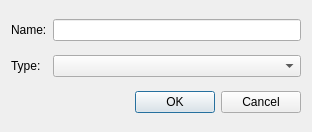
The window that qgis/src/ui/qgsaddattrdialogbase.ui (sourcepole/qgis) describes before a commit, drawn with Qt 5.
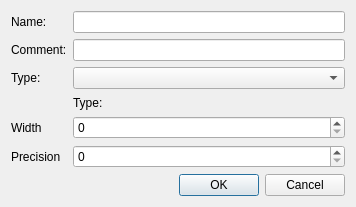
The same window after the commit.

Commit message: - allow setting of field width and precision when adding attributes - update vector data providers accordingly - postgres provider:   - add support for more native types and setting of column comments   - catch errors on retrieval of defaults values (fixes #1713)

What changed in the file:
```diff
--- a/qgis/src/ui/qgsaddattrdialogbase.ui
+++ b/qgis/src/ui/qgsaddattrdialogbase.ui
@@ -1,12 +1,12 @@
 <ui version="4.0" >
  <class>QgsAddAttrDialogBase</class>
- <widget class="QDialog" name="QgsAddAttrDialogBase" >
-  <property name="geometry" >
+ <widget class="QDialog" name="QgsAddAttrDialogBase">
+  <property name="geometry">
    <rect>
     <x>0</x>
     <y>0</y>
-    <width>312</width>
-    <height>132</height>
+    <width>356</width>
+    <height>207</height>
    </rect>
   </property>
   <property name="windowTitle" >
@@ -15,10 +15,10 @@
   <property name="modal" >
    <bool>true</bool>
   </property>
-  <layout class="QGridLayout" >
-   <item row="0" column="0" >
-    <widget class="QLabel" name="textLabel1" >
-     <property name="text" >
+  <layout class="QGridLayout" name="gridLayout">
+   <item row="0" column="0">
+    <widget class="QLabel" name="textLabel1">
+     <property name="text">
       <string>Name:</string>
      </property>
      <property name="buddy" >
@@ -26,12 +26,25 @@
      </property>
     </widget>
    </item>
-   <item row="0" column="1" >
-    <widget class="QLineEdit" name="mNameEdit" />
+   <item row="0" column="1">
+    <widget class="QLineEdit" name="mNameEdit"/>
    </item>
-   <item row="1" column="0" >
-    <widget class="QLabel" name="textLabel2" >
-     <property name="text" >
+   <item row="1" column="0">
+    <widget class="QLabel" name="textLabel1_2">
+     <property name="text">
+      <string>Comment:</string>
+     </property>
+     <property name="buddy">
+      <cstring>mCommentEdit</cstring>
+     </property>
+    </widget>
+   </item>
+   <item row="1" column="1">
+    <widget class="QLineEdit" name="mCommentEdit"/>
+   </item>
+   <item row="2" column="0">
+    <widget class="QLabel" name="textLabel2">
+     <property name="text">
       <string>Type:</string>
      </property>
      <property name="buddy" >
@@ -39,19 +52,55 @@
      </property>
     </widget>
    </item>
-   <item row="1" column="1" >
-    <widget class="QComboBox" name="mTypeBox" />
+   <item row="2" column="1">
+    <widget class="QComboBox" name="mTypeBox"/>
    </item>
-   <item row="2" column="0" colspan="2" >
-    <widget class="QDialogButtonBox" name="buttonBox" >
-     <property name="standardButtons" >
-      <set>QDialogButtonBox::Cancel|QDialogButtonBox::NoButton|QDialogButtonBox::Ok</set>
+   <item row="3" column="1">
+    <widget class="QLabel" name="mTypeName">
+     <property name="text">
+      <string>Type:</string>
+     </property>
+     <property name="buddy">
+      <cstring>mTypeBox</cstring>
+     </property>
+    </widget>
+   </item>
+   <item row="4" column="0">
+    <widget class="QLabel" name="textLabel2_2">
+     <property name="text">
+      <string>Width</string>
+     </property>
+     <property name="buddy">
+      <cstring>mLength</cstring>
+     </property>
+    </widget>
+   </item>
+   <item row="4" column="1">
+    <widget class="QSpinBox" name="mLength"/>
+   </item>
+   <item row="5" column="0">
+    <widget class="QLabel" name="textLabel2_3">
+     <property name="text">
+      <string>Precision</string>
+     </property>
+     <property name="buddy">
+      <cstring>mPrec</cstring>
+     </property>
+    </widget>
+   </item>
+   <item row="5" column="1">
+    <widget class="QSpinBox" name="mPrec"/>
+   </item>
+   <item row="6" column="1">
+    <widget class="QDialogButtonBox" name="buttonBox">
+     <property name="standardButtons">
+      <set>QDialogButtonBox::Cancel|QDialogButtonBox::Ok</set>
      </property>
     </widget>
    </item>
   </layout>
  </widget>
- <layoutdefault spacing="6" margin="11" />
+ <layoutdefault spacing="6" margin="11"/>
  <tabstops>
   <tabstop>mNameEdit</tabstop>
   <tabstop>mTypeBox</tabstop>
```
Left out of the diff: 19 changed lines with no effect on the pictures. The commit also changes 18 other files.
